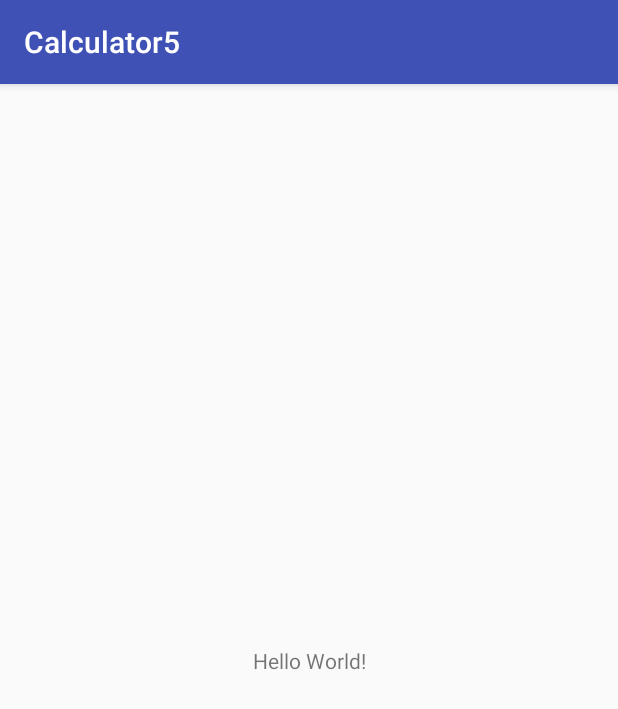
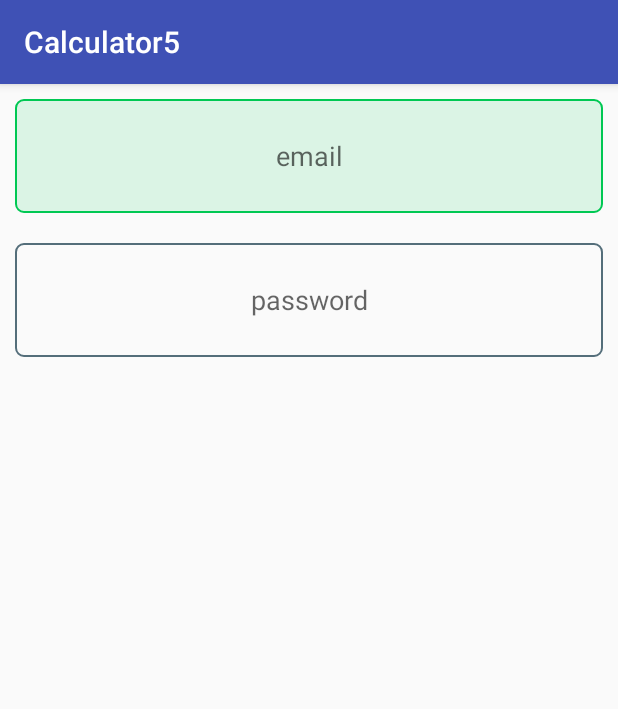
Before and after one commit to MonimCse/calculator5, an Android app: the screen it shows after launch (MainActivity), on a phone screen of 412 x 824 dp. Shown: the top 709 px of the screen. Run offline under Robolectric (Android 15) with nearby library versions, the phone set to English and light mode, and no system bars.

Commit message:
custom edittext design

```diff
--- /dev/null
+++ b/app/src/main/res/drawable/edittext_bg.xml
@@ -0,0 +1,20 @@
+<?xml version="1.0" encoding="utf-8"?>
+<selector xmlns:android="http://schemas.android.com/apk/res/android">
+
+    <item android:state_focused="true">
+        <shape android:shape="rectangle">
+            <solid android:color="@color/semi_transparent"/>
+            <stroke android:color="@color/selected_stroke" android:width="@dimen/stroke"/>
+            <corners android:radius="@dimen/redius"/>
+        </shape>
+    </item>
+
+    <item>
+        <shape android:shape="rectangle">
+            <solid android:color="@color/transparent"/>
+            <stroke android:color="@color/unselected_stroke" android:width="@dimen/stroke"/>
+            <corners android:radius="@dimen/redius"/>
+        </shape>
+    </item>
+
+</selector>
--- a/app/src/main/res/layout/activity_main.xml
+++ b/app/src/main/res/layout/activity_main.xml
@@ -1,18 +1,36 @@
 <?xml version="1.0" encoding="utf-8"?>
-<android.support.constraint.ConstraintLayout xmlns:android="http://schemas.android.com/apk/res/android"
+<LinearLayout xmlns:android="http://schemas.android.com/apk/res/android"
     xmlns:app="http://schemas.android.com/apk/res-auto"
     xmlns:tools="http://schemas.android.com/tools"
     android:layout_width="match_parent"
     android:layout_height="match_parent"
-    tools:context=".MainActivity">
+    tools:context=".MainActivity"
+    android:orientation="vertical"
+    android:weightSum="4">
 
-    <TextView
-        android:layout_width="wrap_content"
-        android:layout_height="wrap_content"
-        android:text="Hello World!"
-        app:layout_constraintBottom_toBottomOf="parent"
-        app:layout_constraintLeft_toLeftOf="parent"
-        app:layout_constraintRight_toRightOf="parent"
-        app:layout_constraintTop_toTopOf="parent" />
+    <LinearLayout
+        android:layout_width="match_parent"
+        android:layout_height="0dp"
+        android:layout_weight="1"
+        android:orientation="vertical"
+        android:weightSum="2">
+        <EditText
+            android:layout_width="match_parent"
+            android:layout_height="0dp"
+            android:layout_weight="1"
+            android:hint="email"
+            android:textAlignment="center"
+            android:background="@drawable/edittext_bg"
+            android:layout_margin="@dimen/small_margin"/>
+        <EditText
+            android:layout_width="match_parent"
+            android:layout_height="0dp"
+            android:layout_weight="1"
+            android:textAlignment="center"
+            android:hint="password"
+            android:background="@drawable/edittext_bg"
+            android:layout_margin="@dimen/small_margin"/>
+    </LinearLayout>
 
-</android.support.constraint.ConstraintLayout>
+
+</LinearLayout>
--- a/app/src/main/res/values/colors.xml
+++ b/app/src/main/res/values/colors.xml
@@ -3,4 +3,10 @@
     <color name="colorPrimary">#3F51B5</color>
     <color name="colorPrimaryDark">#303F9F</color>
     <color name="colorAccent">#FF4081</color>
+    <color name="white">#fff</color>
+    <color name="black">#000</color>
+    <color name="transparent">#00FF4081</color>
+    <color name="semi_transparent">#2000c853</color>
+    <color name="selected_stroke">#00c853</color>
+    <color name="unselected_stroke">#546e7a</color>
 </resources>
--- a/app/src/main/res/values/dimens.xml
+++ b/app/src/main/res/values/dimens.xml
@@ -4,4 +4,6 @@
     <dimen name="large_margin">16dp</dimen>
     <dimen name="small_text">12sp</dimen>
     <dimen name="large_text">35sp</dimen>
+    <dimen name="stroke">1dp</dimen>
+    <dimen name="redius">5dp</dimen>
 </resources>
```
